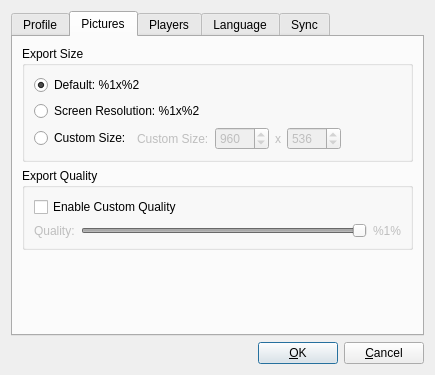
Qt form OptionsDialog.ui (SyDevTeam/gta5view) before a commit.
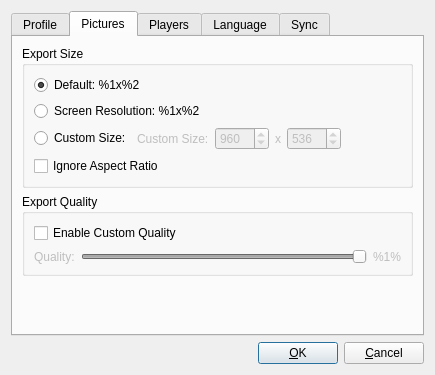
The same form after that commit. The open tabs and pages were chosen to show the change.

Commit message: ignore aspect ratio added

```diff
--- a/OptionsDialog.ui
+++ b/OptionsDialog.ui
@@ -191,6 +191,17 @@
             </item>
            </layout>
           </item>
+          <item>
+           <layout class="QHBoxLayout" name="hlAspectRatio">
+            <item>
+             <widget class="QCheckBox" name="cbIgnoreAspectRatio">
+              <property name="text">
+               <string>Ignore Aspect Ratio</string>
+              </property>
+             </widget>
+            </item>
+           </layout>
+          </item>
          </layout>
         </widget>
        </item>
```
The commit also changes 7 other files.
